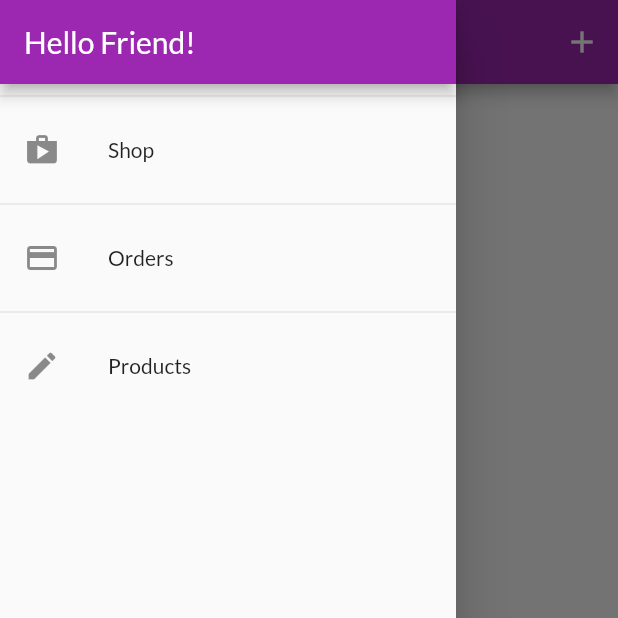
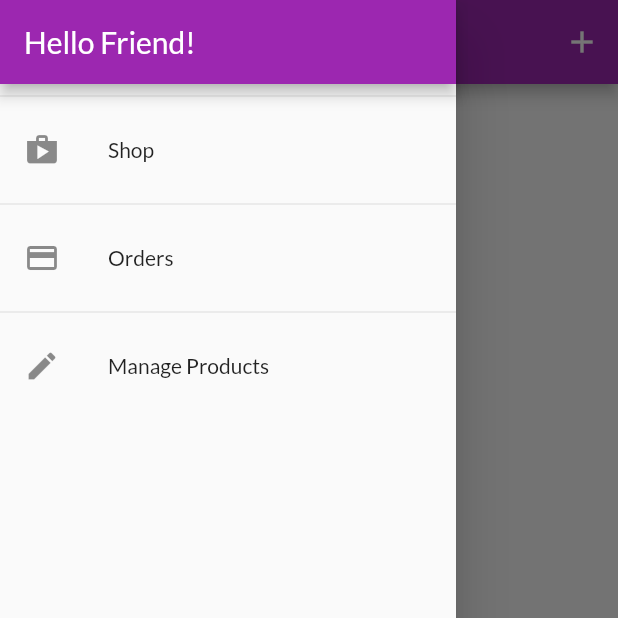
Before and after one commit to py415/one_stop_shop_flutter, a Flutter app: the UserProductsScreen screen opened by its route, with the side drawer open, on a phone screen of 412 x 824 dp, the top half of it. Run offline on Flutter 3.47's test engine with Material 2 defaults, Android fonts, the phone set to English and light mode, and no system bars; network calls fail.

Commit message:
Add http requests to products action methods

```diff
--- /dev/null
+++ b/lib/models/http_exception.dart
@@ -0,0 +1,11 @@
+// Blueprint for http exceptions.
+class HttpException implements Exception {
+  final String message;
+
+  HttpException(this.message);
+
+  @override
+  String toString() {
+    return message;
+  }
+}
--- a/lib/screens/user_products_screen.dart
+++ b/lib/screens/user_products_screen.dart
@@ -10,6 +10,12 @@ import '../widgets/user_product_item.dart';
 class UserProductsScreen extends StatelessWidget {
   // Route name to screen.
   static const String routeName = '/user-products”';
+
+  // Refetch products from backend database to see if there are any new products available since last refresh.
+  Future<void> _refreshProducts(BuildContext context) async {
+    await Provider.of<ProductsProvider>(context, listen: false)
+        .fetchAndSetProducts();
+  }
 
   @override
   Widget build(BuildContext context) {
@@ -29,7 +35,9 @@ class UserProductsScreen extends StatelessWidget {
         ],
       ),
       drawer: AppDrawer(),
-      body: Padding(
+      body: RefreshIndicator(
+        onRefresh: () => _refreshProducts(context),
+        child: Padding(
           padding: EdgeInsets.all(8),
           child: ListView.builder(
             itemCount: productsData.items.length,
@@ -45,6 +53,7 @@ class UserProductsScreen extends StatelessWidget {
             ),
           ),
         ),
+      ),
     );
   }
 }
--- a/lib/widgets/app_drawer.dart
+++ b/lib/widgets/app_drawer.dart
@@ -36,7 +36,7 @@ class AppDrawer extends StatelessWidget {
         Divider(),
         ListTile(
           leading: Icon(Icons.edit),
-          title: Text('Products'),
+          title: Text('Manage Products'),
           onTap: () {
             // Segue into user products listing screen when user presses edit icon.
             Navigator.of(context)
```
Also changed, not shown: lib/models/products_provider.dart (+48 -6 lines), lib/screens/edit_product_screen.dart (+22 -9 lines), lib/widgets/user_product_item.dart (+15 -4 lines). Lines whose indentation alone changed are shown as unchanged.
